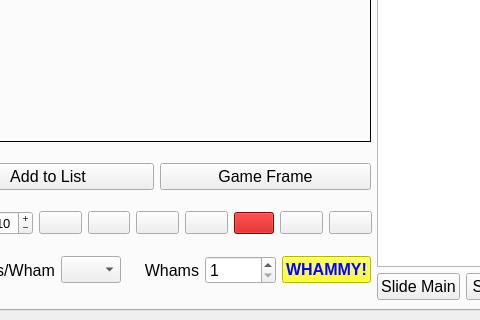
Above: ImproTronControlPanel.ui from guywinterbotham/ImproTron before the change; both pictures show x 340 to 820 and y 449 to 769 of the 1079 by 769 pixel window. Below: the same form after it.
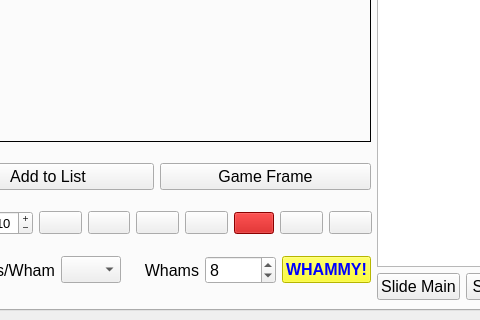
That is the form after the change. The open tabs and pages were chosen to show the change. Icons and pictures are not drawn.

Commit message: Preset Whammy count to 8

Diff of the .ui file:
```diff
--- a/ImproTronControlPanel.ui
+++ b/ImproTronControlPanel.ui
@@ -3603,6 +3603,9 @@
               <property name="minimum">
                <number>1</number>
               </property>
+              <property name="value">
+               <number>8</number>
+              </property>
              </widget>
             </item>
             <item>
```
Left out of the diff: 5 changed lines with no effect on the pictures.
